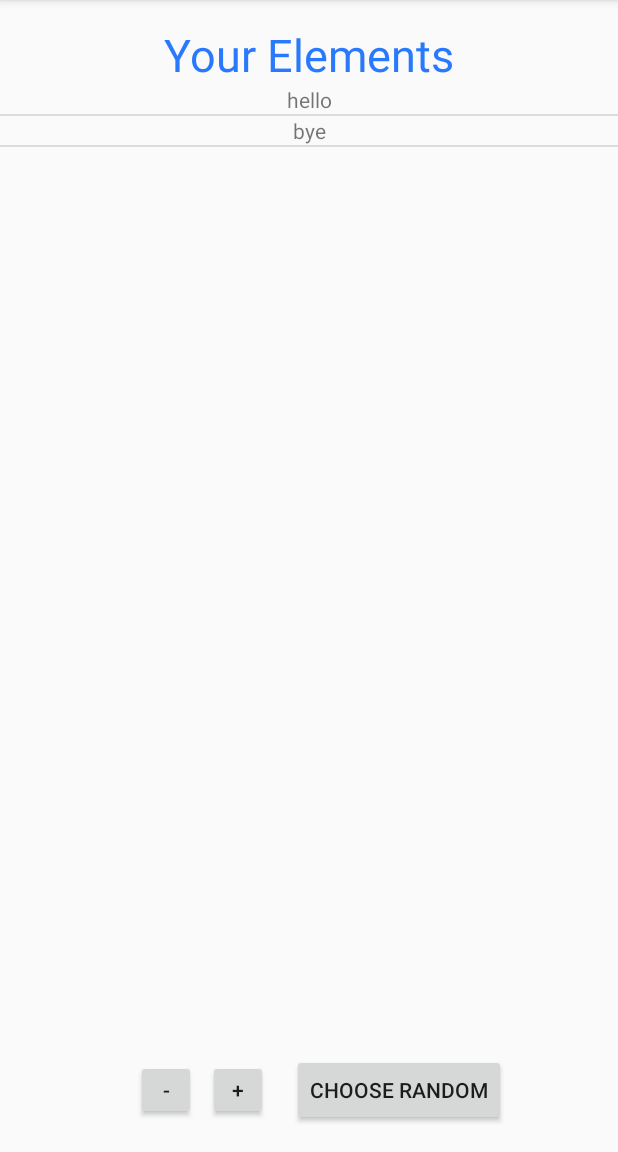
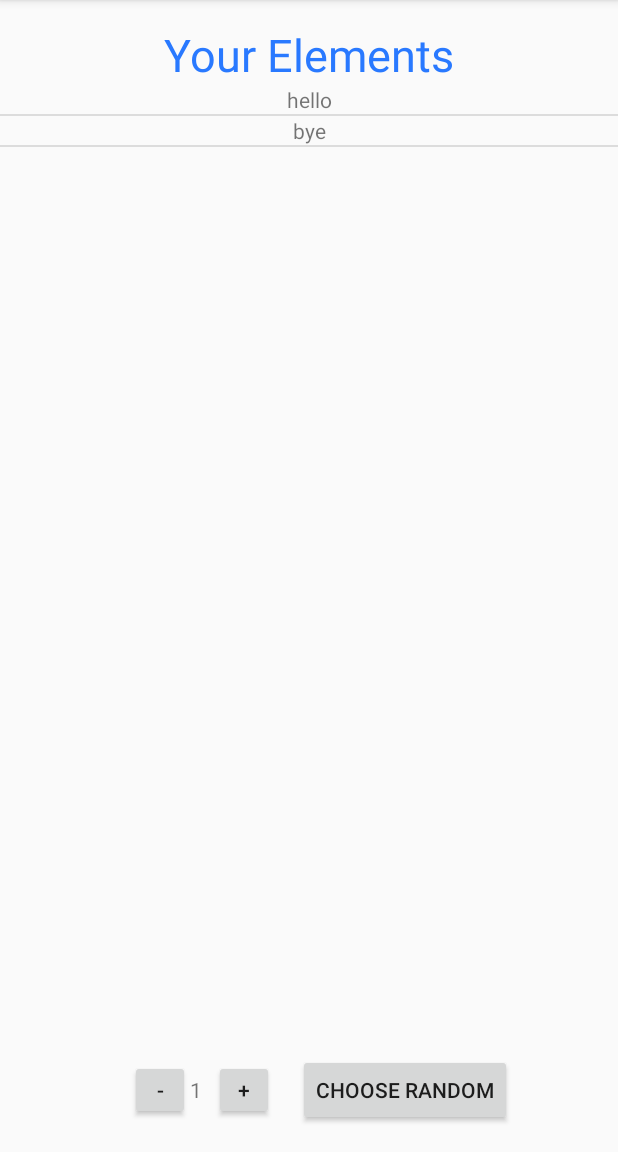
Before and after one commit to gjujinkim96/RandomChooser, an Android app: the screen it shows after launch (MainActivity), on a phone screen of 412 x 824 dp, the part 84-1236 px from its top. Run offline under Robolectric (Android 15) with nearby library versions, the phone set to English and light mode, and no system bars.

Commit message:
Change default random count to 1

```diff
--- a/app/src/main/res/layout/activity_element_list.xml
+++ b/app/src/main/res/layout/activity_element_list.xml
@@ -42,6 +42,7 @@
         android:layout_width="wrap_content"
         android:layout_height="wrap_content"
         android:layout_marginBottom="32dp"
+        android:text="1"
         app:layout_constraintBottom_toBottomOf="parent"
         app:layout_constraintEnd_toStartOf="@+id/element_list_plus_button"
         app:layout_constraintHorizontal_bias="0.5"
```
